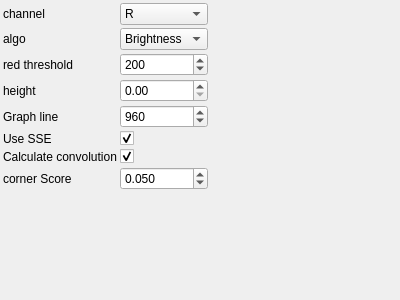
Qt form applications/scanner/ui/scannerParametersControlWidget.ui (PimenovAlexander/corecvs) before a commit.
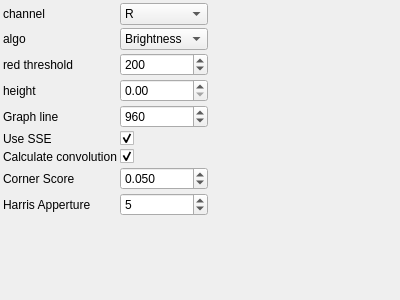
The same form after that commit. Icons and pictures are not drawn.

Commit message: Some harris detector updates

The edit to the form file:
```diff
--- a/applications/scanner/ui/scannerParametersControlWidget.ui
+++ b/applications/scanner/ui/scannerParametersControlWidget.ui
@@ -277,7 +277,7 @@
     <item row="7" column="0">
      <widget class="QLabel" name="label_7">
        <property name="text">
-         <string>corner Score</string>
+         <string>Corner Score</string>
        </property>
      </widget>
     </item>
@@ -303,7 +303,33 @@
        </property>
      </widget>
     </item>
-   <item row="8" column="0">
+    <item row="8" column="0">
+     <widget class="QLabel" name="label_8">
+       <property name="text">
+         <string>Harris Apperture</string>
+       </property>
+     </widget>
+    </item>
+    <item row="8" column="1">
+     <widget class="QSpinBox" name="harrisAppertureSpinBox">
+       <property name="toolTip">
+         <string>Harris Apperture</string>
+       </property>
+       <property name="minimum">
+        <number>0</number>
+       </property>
+       <property name="maximum">
+        <number>255</number>
+       </property>
+       <property name="singleStep">
+        <number>1</number>
+       </property>
+       <property name="value">
+        <number>5</number>
+       </property>
+     </widget>
+    </item>
+   <item row="9" column="0">
     <spacer name="verticalSpacer">
      <property name="orientation">
       <enum>Qt::Vertical</enum>
@@ -316,7 +342,7 @@
      </property>
     </spacer>
    </item>
-   <item row="8" column="2">
+   <item row="9" column="2">
     <spacer name="horizontalSpacer">
      <property name="orientation">
       <enum>Qt::Horizontal</enum>
```
Left out of the diff: 8 changed lines with no effect on the pictures. The commit also changes 7 other files.
